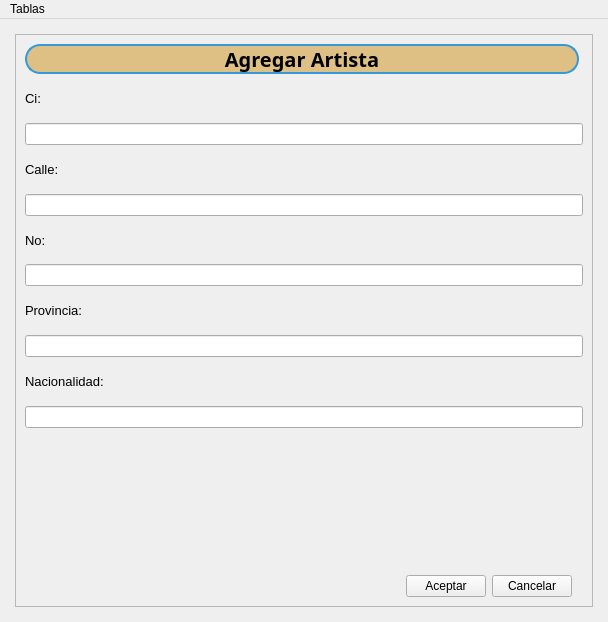
Qt form interfaz_agregar.ui (Angelggp/Angelggp) before a commit.
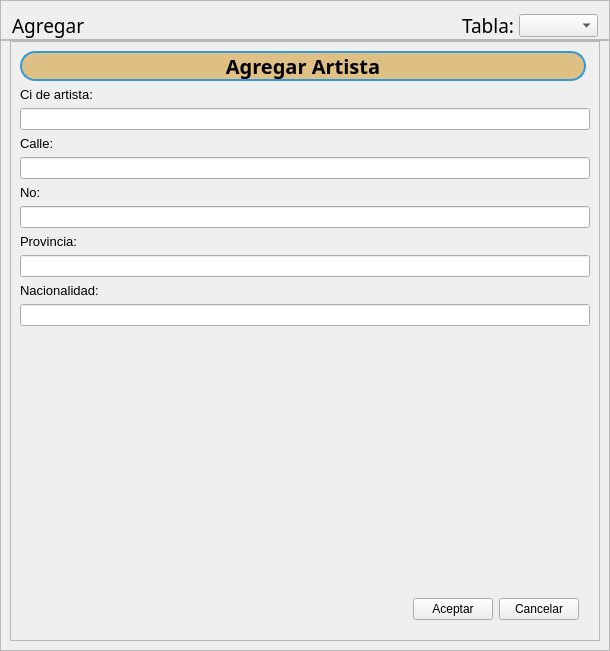
The same form after that commit. The open tabs and pages were chosen to show the change.

Commit message: converti ventana agregar en qdialog. Validaciones de agregar corregidas

Diff of the .ui file:
```diff
--- a/interfaz_agregar.ui
+++ b/interfaz_agregar.ui
@@ -1,46 +1,137 @@
 <?xml version="1.0" encoding="UTF-8"?>
 <ui version="4.0">
- <class>MainWindow</class>
- <widget class="QMainWindow" name="MainWindow">
+ <class>Dialog</class>
+ <widget class="QDialog" name="Dialog">
   <property name="geometry">
    <rect>
     <x>0</x>
     <y>0</y>
-    <width>608</width>
-    <height>622</height>
+    <width>610</width>
+    <height>651</height>
    </rect>
   </property>
   <property name="windowTitle">
-   <string>MainWindow</string>
+   <string>Dialog</string>
   </property>
-  <property name="styleSheet">
-   <string notr="true"/>
-  </property>
-  <widget class="QWidget" name="centralwidget">
-   <property name="styleSheet">
-    <string notr="true">*{background: }</string>
-   </property>
-   <layout class="QVBoxLayout" name="verticalLayout_7" stretch="0">
+  <layout class="QVBoxLayout" name="verticalLayout">
     <property name="spacing">
-     <number>15</number>
+    <number>0</number>
     </property>
     <property name="leftMargin">
-     <number>15</number>
+    <number>0</number>
     </property>
     <property name="topMargin">
-     <number>15</number>
+    <number>0</number>
     </property>
     <property name="rightMargin">
-     <number>15</number>
+    <number>0</number>
     </property>
     <property name="bottomMargin">
-     <number>15</number>
+    <number>0</number>
     </property>
     <item>
      <widget class="QFrame" name="frame">
-      <property name="styleSheet">
-       <string notr="true"/>
-      </property>
+     <property name="maximumSize">
+      <size>
+       <width>16777215</width>
+       <height>50</height>
+      </size>
+     </property>
+     <property name="frameShape">
+      <enum>QFrame::StyledPanel</enum>
+     </property>
+     <property name="frameShadow">
+      <enum>QFrame::Raised</enum>
+     </property>
+     <layout class="QHBoxLayout" name="horizontalLayout_3">
+      <property name="spacing">
+       <number>0</number>
+      </property>
+      <property name="leftMargin">
+       <number>0</number>
+      </property>
+      <property name="topMargin">
+       <number>0</number>
+      </property>
+      <property name="rightMargin">
+       <number>0</number>
+      </property>
+      <property name="bottomMargin">
+       <number>0</number>
+      </property>
+      <item>
+       <layout class="QHBoxLayout" name="horizontalLayout_2">
+        <property name="leftMargin">
+         <number>11</number>
+        </property>
+        <property name="topMargin">
+         <number>11</number>
+        </property>
+        <item>
+         <widget class="QLabel" name="label_2">
+          <property name="font">
+           <font>
+            <family>Mongolian Baiti</family>
+            <pointsize>14</pointsize>
+           </font>
+          </property>
+          <property name="text">
+           <string>Agregar</string>
+          </property>
+         </widget>
+        </item>
+        <item>
+         <spacer name="horizontalSpacer">
+          <property name="orientation">
+           <enum>Qt::Horizontal</enum>
+          </property>
+          <property name="sizeHint" stdset="0">
+           <size>
+            <width>40</width>
+            <height>20</height>
+           </size>
+          </property>
+         </spacer>
+        </item>
+        <item>
+         <layout class="QHBoxLayout" name="horizontalLayout">
+          <property name="rightMargin">
+           <number>11</number>
+          </property>
+          <item>
+           <widget class="QLabel" name="label">
+            <property name="font">
+             <font>
+              <family>Mongolian Baiti</family>
+              <pointsize>14</pointsize>
+             </font>
+            </property>
+            <property name="text">
+             <string>Tabla: </string>
+            </property>
+           </widget>
+          </item>
+          <item>
+           <widget class="QComboBox" name="cb_tablas">
+            <property name="font">
+             <font>
+              <pointsize>10</pointsize>
+             </font>
+            </property>
+            <property name="cursor">
+             <cursorShape>PointingHandCursor</cursorShape>
+            </property>
+           </widget>
+          </item>
+         </layout>
+        </item>
+       </layout>
+      </item>
+     </layout>
+    </widget>
+   </item>
+   <item>
+    <widget class="QFrame" name="frame_2">
       <property name="frameShape">
        <enum>QFrame::StyledPanel</enum>
       </property>
@@ -48,6 +139,21 @@
        <enum>QFrame::Raised</enum>
       </property>
       <layout class="QVBoxLayout" name="verticalLayout_2">
+      <property name="topMargin">
+       <number>0</number>
+      </property>
+      <item>
+       <widget class="QFrame" name="frame_3">
+        <property name="frameShape">
+         <enum>QFrame::StyledPanel</enum>
+        </property>
+        <property name="frameShadow">
+         <enum>QFrame::Raised</enum>
+        </property>
+        <layout class="QVBoxLayout" name="verticalLayout_3">
+         <property name="spacing">
+          <number>0</number>
+         </property>
        <property name="leftMargin">
         <number>0</number>
        </property>
@@ -61,7 +167,7 @@
         <number>0</number>
        </property>
        <item>
-        <widget class="QStackedWidget" name="stacked_widget">
+          <widget class="QStackedWidget" name="stackedWidget">
          <property name="styleSheet">
           <string notr="true">#label_telefono{
 	background-color: #DEC085 ;
@@ -70,7 +176,7 @@
 	margin-right: 4px;
 }
 
-#label_2{
+#label_22{
 	background-color: #DEC085 ;
 	border: 2px solid #3498db;
 	border-radius: 15px;
@@ -84,21 +190,20 @@
 	margin-right: 4px;
 }
 
-#label_13{
+#label_8{
 	background-color:#DEC085 ; 
 	border: 2px solid #3498db;
 	border-radius: 15px;
 	margin-right: 4px;
-}
-</string>
+}</string>
          </property>
          <property name="currentIndex">
           <number>0</number>
          </property>
          <widget class="QWidget" name="page_exposicion">
-          <layout class="QVBoxLayout" name="verticalLayout_3">
+            <layout class="QVBoxLayout" name="verticalLayout_5">
            <item>
-            <widget class="QLabel" name="label_2">
+              <widget class="QLabel" name="label_7">
              <property name="font">
               <font>
                <family>Mongolian Baiti</family>
@@ -116,7 +221,7 @@
             </widget>
            </item>
            <item>
-            <layout class="QVBoxLayout" name="verticalLayout">
+              <layout class="QVBoxLayout" name="verticalLayout_4">
              <item>
               <widget class="QLabel" name="label_5">
                <property name="font">
@@ -155,9 +260,19 @@
                <property name="maximumSize">
                 <size>
                  <width>16777215</width>
-                 <height>25</height>
-                </size>
-               </property>
+                   <height>40</height>
+                  </size>
+                 </property>
+                 <property name="dateTime">
+                  <datetime>
+                   <hour>0</hour>
+                   <minute>0</minute>
+                   <second>0</second>
+                   <year>2023</year>
+                   <month>12</month>
+                   <day>1</day>
+                  </datetime>
+                 </property>
                <property name="displayFormat">
                 <string>dd/MM/yyyy</string>
                </property>
@@ -183,6 +298,22 @@
                  <height>25</height>
                 </size>
                </property>
+                 <property name="maximumSize">
+                  <size>
+                   <width>16777215</width>
+                   <height>25</height>
+                  </size>
+                 </property>
+                 <property name="dateTime">
+                  <datetime>
+                   <hour>0</hour>
+                   <minute>0</minute>
+                   <second>0</second>
+                   <year>2023</year>
+                   <month>12</month>
+                   <day>1</day>
+                  </datetime>
+                 </property>
                <property name="displayFormat">
                 <string>dd/MM/yyyy</string>
                </property>
@@ -201,25 +332,33 @@
               </widget>
              </item>
              <item>
-              <widget class="QTextEdit" name="textEdit_descripcion"/>
+                <widget class="QTextEdit" name="textEdit_descripcion">
+                 <property name="html">
+                  <string>&lt;!DOCTYPE HTML PUBLIC &quot;-//W3C//DTD HTML 4.0//EN&quot; &quot;http://www.w3.org/TR/REC-html40/strict.dtd&quot;&gt;
+&lt;html&gt;&lt;head&gt;&lt;meta name=&quot;qrichtext&quot; content=&quot;1&quot; /&gt;&lt;style type=&quot;text/css&quot;&gt;
+p, li { white-space: pre-wrap; }
+&lt;/style&gt;&lt;/head&gt;&lt;body style=&quot; font-family:'MS Shell Dlg 2'; font-size:7.8pt; font-weight:400; font-style:normal;&quot;&gt;
+&lt;p style=&quot;-qt-paragraph-type:empty; margin-top:0px; margin-bottom:0px; margin-left:0px; margin-right:0px; -qt-block-indent:0; text-indent:0px;&quot;&gt;&lt;br /&gt;&lt;/p&gt;&lt;/body&gt;&lt;/html&gt;</string>
+                 </property>
+                </widget>
+               </item>
+              </layout>
              </item>
              <item>
-              <spacer name="verticalSpacer">
+              <spacer name="verticalSpacer_2">
                <property name="orientation">
                 <enum>Qt::Vertical</enum>
                </property>
                <property name="sizeHint" stdset="0">
                 <size>
                  <width>20</width>
-                 <height>40</height>
+                 <height>68</height>
                 </size>
                </property>
               </spacer>
              </item>
-            </layout>
-           </item>
            <item>
-            <layout class="QHBoxLayout" name="horizontalLayout">
+              <layout class="QHBoxLayout" name="horizontalLayout_4">
              <property name="leftMargin">
               <number>11</number>
              </property>
@@ -233,7 +372,7 @@
               <number>11</number>
              </property>
              <item>
-              <spacer name="horizontalSpacer">
+                <spacer name="horizontalSpacer_4">
                <property name="orientation">
                 <enum>Qt::Horizontal</enum>
                </property>
@@ -269,178 +408,10 @@
            </item>
           </layout>
          </widget>
-         <widget class="QWidget" name="page_artista">
-          <layout class="QVBoxLayout" name="verticalLayout_5">
-           <item>
-            <widget class="QLabel" name="label_7">
-             <property name="maximumSize">
-              <size>
-               <width>16777215</width>
-               <height>30</height>
-              </size>
-             </property>
-             <property name="font">
-              <font>
-               <family>Mongolian Baiti</family>
-               <pointsize>15</pointsize>
-               <weight>75</weight>
-               <bold>true</bold>
-              </font>
-             </property>
-             <property name="text">
-              <string>Agregar Artista</string>
-             </property>
-             <property name="alignment">
-              <set>Qt::AlignCenter</set>
-             </property>
-            </widget>
-           </item>
-           <item>
-            <layout class="QVBoxLayout" name="verticalLayout_4">
-             <property name="topMargin">
-              <number>0</number>
-             </property>
-             <property name="bottomMargin">
-              <number>11</number>
-             </property>
-             <item>
-              <widget class="QLabel" name="label_8">
-               <property name="font">
-                <font>
-                 <pointsize>10</pointsize>
-                 <weight>50</weight>
-                 <bold>false</bold>
-                </font>
-               </property>
-               <property name="text">
-                <string>Ci:</string>
-               </property>
-              </widget>
-             </item>
-             <item>
-              <widget class="QLineEdit" name="lineEdit_ci_Artista"/>
-             </item>
-             <item>
-              <widget class="QLabel" name="label_9">
-               <property name="font">
-                <font>
-                 <pointsize>10</pointsize>
-                 <weight>50</weight>
-                 <bold>false</bold>
-                </font>
-               </property>
-               <property name="text">
-                <string>Calle:</string>
-               </property>
-              </widget>
-             </item>
-             <item>
-              <widget class="QLineEdit" name="lineEdit_calle"/>
-             </item>
-             <item>
-              <widget class="QLabel" name="label_10">
-               <property name="font">
-                <font>
-                 <pointsize>10</pointsize>
-                 <weight>50</weight>
-                 <bold>false</bold>
-                </font>
-               </property>
-               <property name="text">
-                <string>No:</string>
-               </property>
-              </widget>
-             </item>
-             <item>
-              <widget class="QLineEdit" name="lineEdit_no"/>
-             </item>
-             <item>
-              <widget class="QLabel" name="label_11">
-               <property name="font">
-                <font>
-                 <pointsize>10</pointsize>
-                </font>
-               </property>
-               <property name="text">
-                <string>Provincia:</string>
-               </property>
-              </widget>
-             </item>
-             <item>
-              <widget class="QLineEdit" name="lineEdit_provincia"/>
-             </item>
-             <item>
-              <widget class="QLabel" name="label_12">
-               <property name="font">
-                <font>
-                 <pointsize>10</pointsize>
-                </font>
-               </property>
-               <property name="text">
-                <string>Nacionalidad:</string>
-               </property>
-              </widget>
-             </item>
-             <item>
-              <widget class="QLineEdit" name="lineEdit_nacionalidad"/>
-             </item>
-            </layout>
-           </item>
-           <item>
-            <layout class="QHBoxLayout" name="horizontalLayout_2">
-             <property name="leftMargin">
-              <number>11</number>
-             </property>
-             <property name="topMargin">
-              <number>130</number>
-             </property>
-             <property name="rightMargin">
-              <number>11</number>
-             </property>
-             <property name="bottomMargin">
-              <number>0</number>
-             </property>
-             <item>
-              <spacer name="horizontalSpacer_2">
-               <property name="orientation">
-                <enum>Qt::Horizontal</enum>
-               </property>
-               <property name="sizeHint" stdset="0">
-                <size>
-                 <width>40</width>
-                 <height>20</height>
-                </size>
-               </property>
-              </spacer>
-             </item>
-             <item>
-              <widget class="QPushButton" name="bt_aceptar_artista">
-               <property name="cursor">
-                <cursorShape>PointingHandCursor</cursorShape>
-               </property>
-               <property name="text">
-                <string>Aceptar</string>
-               </property>
-              </widget>
-             </item>
-             <item>
-              <widget class="QPushButton" name="bt_cancelar_artista">
-               <property name="cursor">
-                <cursorShape>PointingHandCursor</cursorShape>
-               </property>
-               <property name="text">
-                <string>Cancelar</string>
-               </property>
-              </widget>
-             </item>
-            </layout>
-           </item>
-          </layout>
-         </widget>
          <widget class="QWidget" name="page_obra">
-          <layout class="QVBoxLayout" name="verticalLayout_10">
+            <layout class="QVBoxLayout" name="verticalLayout_11">
            <item>
-            <widget class="QLabel" name="label_13">
+              <widget class="QLabel" name="label_22">
              <property name="maximumSize">
               <size>
                <width>16777215</width>
@@ -464,17 +435,21 @@
             </widget>
            </item>
            <item>
-            <layout class="QHBoxLayout" name="horizontalLayout_3">
-             <item>
+              <widget class="QFrame" name="frame_4">
+               <property name="frameShape">
+                <enum>QFrame::StyledPanel</enum>
+               </property>
+               <property name="frameShadow">
+                <enum>QFrame::Raised</enum>
+               </property>
               <layout class="QVBoxLayout" name="verticalLayout_6">
+                <item>
+                 <layout class="QVBoxLayout" name="verticalLayout_12">
                <property name="topMargin">
-                <number>0</number>
-               </property>
-               <property name="bottomMargin">
                 <number>11</number>
                </property>
                <item>
-                <widget class="QLabel" name="label_14">
+                   <widget class="QLabel" name="label_23">
                  <property name="font">
                   <font>
                    <pointsize>10</pointsize>
@@ -489,7 +464,7 @@
                 <widget class="QLineEdit" name="lineEdit_registro"/>
                </item>
                <item>
-                <widget class="QLabel" name="label_15">
+                   <widget class="QLabel" name="label_24">
                  <property name="font">
                   <font>
                    <pointsize>10</pointsize>
@@ -504,7 +479,7 @@
                 <widget class="QLineEdit" name="lineEdit_titulo_obra"/>
                </item>
                <item>
-                <widget class="QLabel" name="label_16">
+                   <widget class="QLabel" name="label_25">
                  <property name="font">
                   <font>
                    <pointsize>10</pointsize>
@@ -519,7 +494,7 @@
                 <widget class="QLineEdit" name="lineEdit_Estilo"/>
                </item>
                <item>
-                <widget class="QLabel" name="label_17">
+                   <widget class="QLabel" name="label_26">
                  <property name="font">
                   <font>
                    <pointsize>10</pointsize>
@@ -534,7 +509,7 @@
                 <widget class="QLineEdit" name="lineEdit_presio_salida"/>
                </item>
                <item>
-                <widget class="QLabel" name="label_18">
+                   <widget class="QLabel" name="label_27">
                  <property name="font">
                   <font>
                    <pointsize>10</pointsize>
@@ -560,7 +535,7 @@
                 </widget>
                </item>
                <item>
-                <widget class="QLabel" name="label_19">
+                   <widget class="QLabel" name="label_28">
                  <property name="font">
                   <font>
                    <pointsize>10</pointsize>
@@ -575,7 +550,7 @@
                 <widget class="QLineEdit" name="lineEdit_ci_artist"/>
                </item>
                <item>
-                <widget class="QLabel" name="label_20">
+                   <widget class="QLabel" name="label_29">
                  <property name="font">
                   <font>
                    <pointsize>10</pointsize>
@@ -587,7 +562,7 @@
                 </widget>
                </item>
                <item>
-                <layout class="QHBoxLayout" name="horizontalLayout_6">
+                   <layout class="QHBoxLayout" name="horizontalLayout_10">
                  <item>
                   <widget class="QCheckBox" name="check_si">
                    <property name="font">
@@ -606,7 +581,7 @@
                 </layout>
                </item>
                <item>
-                <widget class="QLabel" name="label_21">
+                   <widget class="QLabel" name="label_30">
                  <property name="font">
                   <font>
                    <pointsize>10</pointsize>
@@ -620,14 +595,25 @@
                <item>
                 <widget class="QLineEdit" name="lineEdit_precio_mejor"/>
                </item>
-              </layout>
+                  <item>
+                   <spacer name="verticalSpacer_3">
+                    <property name="orientation">
+                     <enum>Qt::Vertical</enum>
+                    </property>
+                    <property name="sizeHint" stdset="0">
+                     <size>
+                      <width>20</width>
+                      <height>40</height>
+                     </size>
+                    </property>
+                   </spacer>
              </item>
             </layout>
            </item>
            <item>
-            <layout class="QHBoxLayout" name="horizontalLayout_4">
+                 <layout class="QHBoxLayout" name="horizontalLayout_11">
              <item>
-              <spacer name="horizontalSpacer_4">
+                   <spacer name="horizontalSpacer_5">
                <property name="orientation">
                 <enum>Qt::Horizontal</enum>
                </property>
@@ -663,9 +649,196 @@
            </item>
           </layout>
          </widget>
-         <widget class="QWidget" name="page_telefono">
+             </item>
+            </layout>
+           </widget>
+           <widget class="QWidget" name="page_artista">
           <layout class="QVBoxLayout" name="verticalLayout_9">
            <item>
+              <widget class="QLabel" name="label_8">
+               <property name="maximumSize">
+                <size>
+                 <width>16777215</width>
+                 <height>30</height>
+                </size>
+               </property>
+               <property name="font">
+                <font>
+                 <family>Mongolian Baiti</family>
+                 <pointsize>15</pointsize>
+                 <weight>75</weight>
+                 <bold>true</bold>
+                </font>
+               </property>
+               <property name="text">
+                <string>Agregar Artista</string>
+               </property>
+               <property name="alignment">
+                <set>Qt::AlignCenter</set>
+               </property>
+              </widget>
+             </item>
+             <item>
+              <layout class="QVBoxLayout" name="verticalLayout_8">
+               <item>
+                <widget class="QLabel" name="label_9">
+                 <property name="font">
+                  <font>
+                   <pointsize>10</pointsize>
+                   <weight>50</weight>
+                   <bold>false</bold>
+                  </font>
+                 </property>
+                 <property name="text">
+                  <string>Ci de artista:</string>
+                 </property>
+                </widget>
+               </item>
+               <item>
+                <widget class="QLineEdit" name="lineEdit_ci_Artista"/>
+               </item>
+               <item>
+                <widget class="QLabel" name="label_10">
+                 <property name="font">
+                  <font>
+                   <pointsize>10</pointsize>
+                   <weight>50</weight>
+                   <bold>false</bold>
+                  </font>
+                 </property>
+                 <property name="text">
+                  <string>Calle:</string>
+                 </property>
+                </widget>
+               </item>
+               <item>
+                <widget class="QLineEdit" name="lineEdit_calle"/>
+               </item>
+               <item>
+                <widget class="QLabel" name="label_11">
+                 <property name="font">
+                  <font>
+                   <pointsize>10</pointsize>
+                   <weight>50</weight>
+                   <bold>false</bold>
+                  </font>
+                 </property>
+                 <property name="text">
+                  <string>No:</string>
+                 </property>
+                </widget>
+               </item>
+               <item>
+                <widget class="QLineEdit" name="lineEdit_no"/>
+               </item>
+               <item>
+                <widget class="QLabel" name="label_12">
+                 <property name="font">
+                  <font>
+                   <pointsize>10</pointsize>
+                  </font>
+                 </property>
+                 <property name="text">
+                  <string>Provincia:</string>
+                 </property>
+                </widget>
+               </item>
+               <item>
+                <widget class="QLineEdit" name="lineEdit_provincia"/>
+               </item>
+               <item>
+                <widget class="QLabel" name="label_13">
+                 <property name="font">
+                  <font>
+                   <pointsize>10</pointsize>
+                  </font>
+                 </property>
+                 <property name="text">
+                  <string>Nacionalidad:</string>
+                 </property>
+                </widget>
+               </item>
+               <item>
+                <widget class="QLineEdit" name="lineEdit_nacionalidad"/>
+               </item>
+              </layout>
+             </item>
+             <item>
+              <spacer name="verticalSpacer">
+               <property name="orientation">
+                <enum>Qt::Vertical</enum>
+               </property>
+               <property name="sizeHint" stdset="0">
+                <size>
+                 <width>20</width>
+                 <height>160</height>
+                </size>
+               </property>
+              </spacer>
+             </item>
+             <item>
+              <layout class="QHBoxLayout" name="horizontalLayout_8">
+               <property name="leftMargin">
+                <number>11</number>
+               </property>
+               <property name="topMargin">
+                <number>11</number>
+               </property>
+               <property name="rightMargin">
+                <number>11</number>
+               </property>
+               <property name="bottomMargin">
+                <number>11</number>
+               </property>
+               <item>
+                <spacer name="horizontalSpacer_2">
+                 <property name="orientation">
+                  <enum>Qt::Horizontal</enum>
+                 </property>
+                 <property name="sizeHint" stdset="0">
+                  <size>
+                   <width>40</width>
+                   <height>20</height>
+                  </size>
+                 </property>
+                </spacer>
+               </item>
+               <item>
+                <widget class="QPushButton" name="bt_aceptar_artista">
+                 <property name="cursor">
+                  <cursorShape>PointingHandCursor</cursorShape>
+                 </property>
+                 <property name="text">
+                  <string>Aceptar</string>
+                 </property>
+                </widget>
+               </item>
+               <item>
+                <widget class="QPushButton" name="bt_cancelar_artista">
+                 <property name="cursor">
+                  <cursorShape>PointingHandCursor</cursorShape>
+                 </property>
+                 <property name="text">
+                  <string>Cancelar</string>
+                 </property>
+                </widget>
+               </item>
+              </layout>
+             </item>
+            </layout>
+           </widget>
+           <widget class="QWidget" name="page_telefono">
+            <layout class="QVBoxLayout" name="verticalLayout_15">
+             <item>
+              <widget class="QFrame" name="frame_5">
+               <property name="frameShape">
+                <enum>QFrame::StyledPanel</enum>
+               </property>
+               <property name="frameShadow">
+                <enum>QFrame::Raised</enum>
+               </property>
+               <layout class="QVBoxLayout" name="verticalLayout_13">
+                <item>
             <widget class="QLabel" name="label_telefono">
              <property name="maximumSize">
               <size>
@@ -690,13 +863,7 @@
             </widget>
            </item>
            <item>
-            <layout class="QVBoxLayout" name="verticalLayout_8">
-             <property name="topMargin">
-              <number>0</number>
-             </property>
-             <property name="bottomMargin">
-              <number>11</number>
-             </property>
+                 <layout class="QVBoxLayout" name="verticalLayout_10">
              <item>
               <widget class="QLabel" name="label_CI_artista">
                <property name="font">
@@ -730,7 +897,7 @@
             </layout>
            </item>
            <item>
-            <spacer name="verticalSpacer_2">
+                 <spacer name="verticalSpacer_4">
              <property name="orientation">
               <enum>Qt::Vertical</enum>
              </property>
@@ -743,7 +910,7 @@
             </spacer>
            </item>
            <item>
-            <layout class="QHBoxLayout" name="horizontalLayout_5">
+                 <layout class="QHBoxLayout" name="horizontalLayout_13">
              <property name="leftMargin">
               <number>11</number>
              </property>
@@ -793,74 +960,21 @@
            </item>
           </layout>
          </widget>
-        </widget>
+             </item>
+            </layout>
+           </widget>
+          </widget>
        </item>
       </layout>
      </widget>
     </item>
    </layout>
   </widget>
-  <widget class="QMenuBar" name="menubar">
-   <property name="geometry">
-    <rect>
-     <x>0</x>
-     <y>0</y>
-     <width>608</width>
-     <height>26</height>
-    </rect>
-   </property>
-   <property name="minimumSize">
-    <size>
-     <width>0</width>
-     <height>0</height>
-    </size>
-   </property>
-   <widget class="QMenu" name="menuTablas">
-    <property name="font">
-     <font>
-      <pointsize>9</pointsize>
-     </font>
-    </property>
-    <property name="cursor">
-     <cursorShape>PointingHandCursor</cursorShape>
-    </property>
-    <property name="tearOffEnabled">
-     <bool>false</bool>
-    </property>
-    <property name="title">
-     <string>Tablas</string>
-    </property>
-    <addaction name="actionExposicion"/>
-    <addaction name="separator"/>
-    <addaction name="actionArtista"/>
-    <addaction name="separator"/>
-    <addaction name="actionObra"/>
-    <addaction name="separator"/>
-    <addaction name="actionTelefono"/>
-   </widget>
-   <addaction name="menuTablas"/>
-  </widget>
-  <action name="actionExposicion">
-   <property name="text">
-    <string>Exposición</string>
-   </property>
-  </action>
-  <action name="actionArtista">
-   <property name="text">
-    <string>Artista</string>
-   </property>
-  </action>
-  <action name="actionObra">
-   <property name="text">
-    <string>Obra</string>
-   </property>
-  </action>
-  <action name="actionTelefono">
-   <property name="text">
-    <string>Teléfono</string>
-   </property>
-  </action>
- </widget>
- <resources/>
+   </item>
+  </layout>
+ </widget>
+ <resources>
+  <include location="icons.qrc"/>
+ </resources>
  <connections/>
 </ui>
```
Lines whose indentation alone changed are shown as unchanged. The commit also changes 6 other files.
